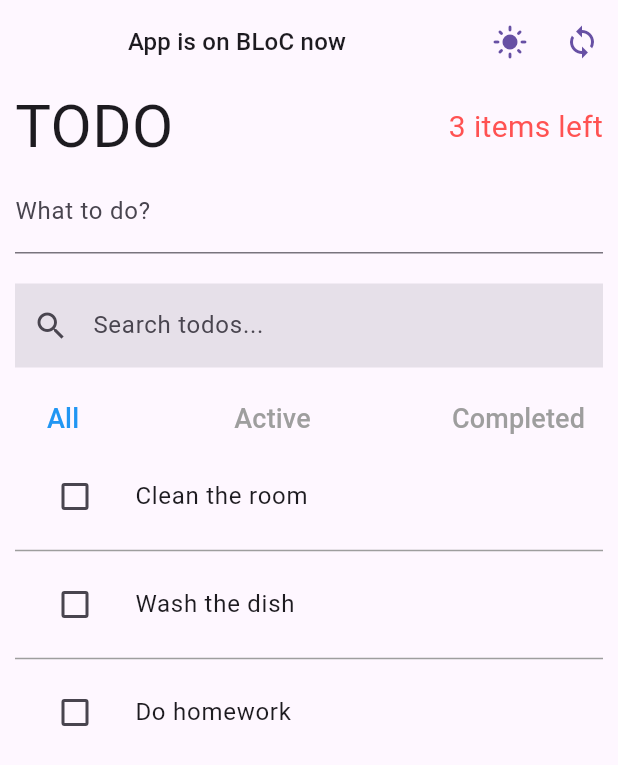
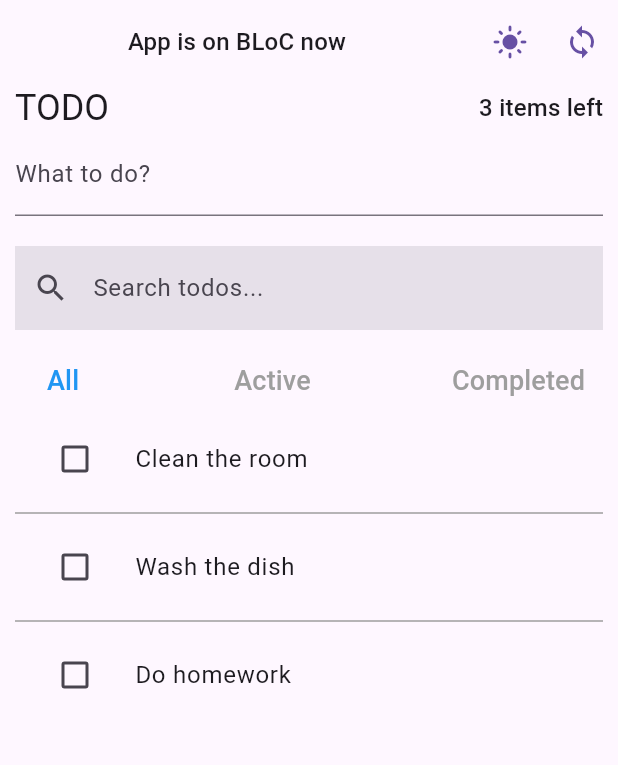
Before and after one commit to RamanGodun/TODO-APP--Cubit-BLoC-each-with-two-state-shapes-, a Flutter app: the screen it shows after launch, on a phone screen of 412 x 824 dp. Shown: the top 765 px of the screen. Run offline on Flutter 3.47's test engine with Material 3 defaults, Android fonts, the phone set to English and light mode, and no system bars; our stand-ins replace bloc, equatable, flutter_bloc, google_fonts, hydrated_bloc, rxdart.

Commit message:
feat: add factory for header text

```diff
--- a/lib/core/app_settings_on_cubit/app_settings_state.dart
+++ b/lib/core/app_settings_on_cubit/app_settings_state.dart
@@ -24,7 +24,7 @@ class AppSettingsState extends Equatable {
     return const AppSettingsState(
       isUsingBlocForAppFeatures: true,
       isDarkThemeForBloc: false,
-      isDarkThemeForCubit: false,
+      isDarkThemeForCubit: true,
     );
   }
 
--- /dev/null
+++ b/lib/features/header/state_switching/factory.dart
@@ -0,0 +1,68 @@
+import 'package:flutter/material.dart';
+import 'package:flutter_bloc/flutter_bloc.dart';
+import '../../../core/app_settings_on_cubit/app_settings_cubit.dart';
+import '../../../core/models/todo_model.dart';
+import '../../../core/utils/bloc_exports.dart';
+import '../../../core/utils/cubits_export.dart';
+import '../../../presentation/widgets/text_widget.dart';
+
+/// 🏭 [TodoHeaderFactory] динамічно повертає потрібний [TodoHeaderManager]
+/// в залежності від значення [isUsingBlocForAppFeatures] з [AppSettingsCubit].
+class TodoHeaderFactory {
+  static TodoHeaderManager create(BuildContext context) {
+    final isUsingBlocForAppFeatures =
+        context.read<AppSettingsCubit>().state.isUsingBlocForAppFeatures;
+
+    return isUsingBlocForAppFeatures
+        ? BlocTodoHeaderManager(context)
+        : CubitTodoHeaderManager(context);
+  }
+}
+
+/// 🔢 [TodoHeaderManager] визначає абстрактний інтерфейс для управління текстом заголовка.
+/// Підтримує як BLoC, так і Cubit стратегії управління станом.
+abstract class TodoHeaderManager {
+  Widget buildHeaderText();
+}
+
+/// 🚦 BLoC реалізація [TodoHeaderManager].
+class BlocTodoHeaderManager implements TodoHeaderManager {
+  final BuildContext _context;
+
+  BlocTodoHeaderManager(this._context);
+
+  @override
+  Widget buildHeaderText() {
+    return BlocListener<TodoListBloc, TodoListStateOnBloc>(
+      listener: (context, state) {
+        final int activeTodoCount =
+            state.todos.where((Todo todo) => !todo.completed).toList().length;
+
+        context.read<ActiveTodoCountBlocWithListenerStateShape>().add(
+              CalculateActiveTodoCountEventWithListenerStateShape(
+                activeTodoCount: activeTodoCount,
+              ),
+            );
+      },
+      child: TextWidget(
+        '${_context.watch<ActiveTodoCountBlocWithListenerStateShape>().state.activeTodoCount} items left',
+        TextType.titleMedium,
+      ),
+    );
+  }
+}
+
+/// 🚦 Cubit реалізація [TodoHeaderManager].
+class CubitTodoHeaderManager implements TodoHeaderManager {
+  final BuildContext _context;
+
+  CubitTodoHeaderManager(this._context);
+
+  @override
+  Widget buildHeaderText() {
+    return TextWidget(
+      '${_context.watch<ActiveTodoCountCubitWithUsingListenerStateShape>().state.activeTodoCount} items left',
+      TextType.titleMedium,
+    );
+  }
+}
--- a/lib/presentation/home_page.dart
+++ b/lib/presentation/home_page.dart
@@ -1,3 +1,4 @@
+import 'package:cubit_bloc_playground_todo_app/presentation/todo_header.dart';
 import 'package:flutter/material.dart';
 import 'package:flutter_bloc/flutter_bloc.dart';
 
@@ -8,7 +9,7 @@ import '../core/utils/helpers.dart';
 import 'create_todo.dart';
 import 'search_and_filter_todo.dart';
 import 'show_todos.dart';
-import 'todo_header.dart';
+
 import 'widgets/text_widget.dart';
 
 class HomePage extends StatelessWidget {
@@ -26,6 +27,13 @@ class HomePage extends StatelessWidget {
           : cubit.state.isDarkThemeForCubit,
     );
 
+    final themeIcon =
+        isDarkMode ? AppConstants.darkModeIcon : AppConstants.lightModeIcon;
+    final iconColor = Helpers.getColorScheme(context).primary;
+    final stateChangeIcon = isUsingBlocForAppFeatures
+        ? AppConstants.syncIcon
+        : AppConstants.changeCircleIcon;
+
     return SafeArea(
       child: Scaffold(
         appBar: AppBar(
@@ -39,23 +47,12 @@ class HomePage extends StatelessWidget {
           ),
           actions: [
             IconButton(
-              icon: Icon(
-                isDarkMode
-                    ? AppConstants.darkModeIcon
-                    : AppConstants.lightModeIcon,
-                color: Helpers.getColorScheme(context).primary,
-              ),
-              onPressed: () => _toggleTheme(context, isDarkMode),
-            ),
+                icon: Icon(themeIcon, color: iconColor),
+                onPressed: () => _toggleTheme(context, isDarkMode)),
             IconButton(
-              icon: Icon(
-                isUsingBlocForAppFeatures
-                    ? AppConstants.syncIcon
-                    : AppConstants.changeCircleIcon,
-                color: Helpers.getColorScheme(context).primary,
-              ),
-              onPressed: () => context.read<AppSettingsCubit>().toggleUseBloc(),
-            ),
+                icon: Icon(stateChangeIcon, color: iconColor),
+                onPressed: () =>
+                    context.read<AppSettingsCubit>().toggleUseBloc()),
           ],
         ),
         body: Padding(
@@ -74,11 +71,10 @@ class HomePage extends StatelessWidget {
     );
   }
 
-  ///
+  /// USED methods
+
   /// 🕹️ Toggles the theme between light and dark.
   void _toggleTheme(BuildContext context, bool isDarkMode) {
     context.read<AppSettingsCubit>().toggleTheme(!isDarkMode);
-
-    print('Theme toggled to ${!isDarkMode ? 'Dark' : 'Light'} mode');
   }
 }
--- a/lib/presentation/todo_header.dart
+++ b/lib/presentation/todo_header.dart
@@ -1,10 +1,28 @@
 import 'package:flutter/material.dart';
-import 'package:flutter_bloc/flutter_bloc.dart';
+import '../features/header/state_switching/factory.dart';
+import 'widgets/text_widget.dart';
 
-import '../core/models/todo_model.dart';
-import '../core/utils/bloc_exports.dart'; // ! when using BLoC
-// import '../../core/utils/cubits_export.dart'; // ! when using CUBIT
+/// 📱 [TodoHeader] використовує [TodoHeaderFactory] для визначення
+/// потрібної реалізації на основі поточного стейт-менеджменту.
+class TodoHeader extends StatelessWidget {
+  const TodoHeader({super.key});
 
+  @override
+  Widget build(BuildContext context) {
+    final manager = TodoHeaderFactory.create(context);
+
+    return Row(
+      mainAxisAlignment: MainAxisAlignment.spaceBetween,
+      children: [
+        const TextWidget('TODO', TextType.smallHeadline),
+        manager.buildHeaderText(),
+      ],
+    );
+  }
+}
+
+/*
+/// Common reusable widget for Todo Header
 class TodoHeader extends StatelessWidget {
   const TodoHeader({super.key});
 
@@ -13,18 +31,41 @@ class TodoHeader extends StatelessWidget {
     return Row(
       mainAxisAlignment: MainAxisAlignment.spaceBetween,
       children: [
-        const Text(
-          'TODO',
-          style: TextStyle(fontSize: 40.0),
-        ),
-        // BlocListener<TodoListCubit, TodoListStateOnCubit>( // ! when using CUBIT
-        BlocListener<TodoListBloc, TodoListStateOnBloc>(
+        const TextWidget('TODO', TextType.smallHeadline),
+        AppConfig.isAppStateShapeManagementWithListeners
+            ? const TodoHeaderForListenerStateShape()
+            : const TodoHeaderForStreamSubscriptionStateShape(),
+      ],
+    );
+  }
+}
+
+
+// ! NEXT for stream subscription state-shape
+class TodoHeaderForStreamSubscriptionStateShape extends StatelessWidget {
+  const TodoHeaderForStreamSubscriptionStateShape({super.key});
+
+  @override
+  Widget build(BuildContext context) {
+    return Text(
+      // '${context.watch<ActiveTodoCountCubitWithUsingStreamSubscriptionStateShape>().state.activeTodoCount} items left', // ! when using cubit
+      '${context.watch<ActiveTodoCountBlocWithStreamSubscriptionStateShape>().state.activeTodoCount} items left', // ! when using bloc
+      style: const TextStyle(fontSize: 20.0, color: Colors.redAccent),
+    );
+  }
+}
+
+// !Next is with Listener state shape
+class TodoHeaderForListenerStateShape extends StatelessWidget {
+  const TodoHeaderForListenerStateShape({super.key});
+
+  @override
+  Widget build(BuildContext context) {
+    return BlocListener<TodoListBloc, TodoListStateOnBloc>(
       // ! when using BLoC
       listener: (context, state) {
-            final int activeTodoCount = state.todos
-                .where((Todo todo) => !todo.completed)
-                .toList()
-                .length;
+        final int activeTodoCount =
+            state.todos.where((Todo todo) => !todo.completed).toList().length;
         // ! when using CUBIT
         // context
         //     .read<ActiveTodoCountCubitWithUsingListenerStateShape>()
@@ -34,47 +75,14 @@ class TodoHeader extends StatelessWidget {
             CalculateActiveTodoCountEventWithListenerStateShape(
                 activeTodoCount: activeTodoCount));
       },
-          child: Text(
+      child: TextWidget(
           // '${context.watch<ActiveTodoCountCubitWithUsingListenerStateShape>().state.activeTodoCount} items left', // ! when using CUBIT
-            '${context.watch<ActiveTodoCountBlocWithListenerStateShape>().state.activeTodoCount} items left', // ! when using BLoC
-            style: const TextStyle(fontSize: 20.0, color: Colors.redAccent),
+          '${context.watch<ActiveTodoCountBlocWithListenerStateShape>().state.activeTodoCount} items left',
+          TextType.titleMedium // ! when using BLoC
           ),
-        )
-      ],
-    );
-  }
-}
-
-/*
-! NEXT for stream subscription state-shape
-
-class TodoHeader extends StatelessWidget {
-  const TodoHeader({super.key});
-
-  @override
-  Widget build(BuildContext context) {
-    return Row(
-      mainAxisAlignment: MainAxisAlignment.spaceBetween,
-      children: [
-        const Text(
-          'TODO',
-          style: TextStyle(fontSize: 40.0),
-        ),
-        Text(
-          // '${context.watch<ActiveTodoCountCubitWithUsingStreamSubscriptionStateShape>().state.activeTodoCount} items left', // ! when using cubit
-          '${context.watch<ActiveTodoCountBlocWithStreamSubscriptionStateShape>().state.activeTodoCount} items left', // ! when using bloc
-          style: const TextStyle(fontSize: 20.0, color: Colors.redAccent),
-        ),
-      ],
     );
   }
 }
 
 
-
-!Next is with Listener state shape
-
-
-
-
  */
```
Also changed, not shown: lib/features/counter/presentation/counter_page_.dart (added, +26 -0 lines). Lines whose indentation alone changed are shown as unchanged.
